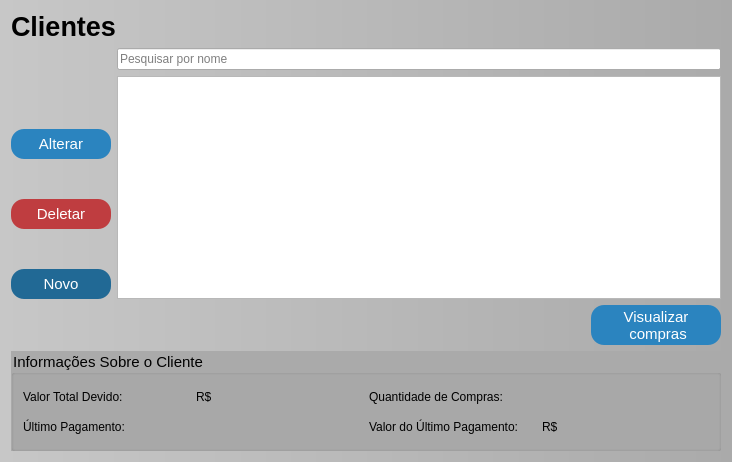
GabR36/QEstoqueLoja, file clientes.ui: the form before one commit.
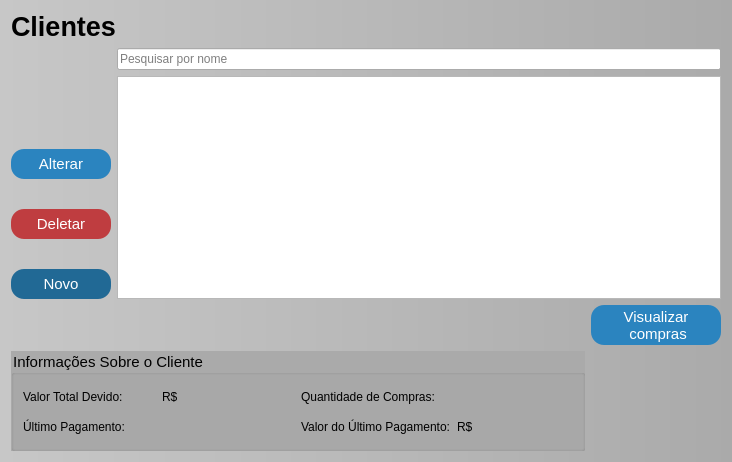
The form after the commit. Icons and pictures are not drawn.

Commit message: ui ajustada para não bugar na instalação do .deb

The edit to the form file:
```diff
--- a/clientes.ui
+++ b/clientes.ui
@@ -53,21 +53,134 @@
 </string>
   </property>
   <layout class="QGridLayout" name="gridLayout">
-   <item row="0" column="0">
-    <widget class="QLabel" name="lbl_Titulo">
-     <property name="font">
-      <font>
-       <family>Ubuntu</family>
-       <pointsize>20</pointsize>
-       <italic>false</italic>
-       <bold>true</bold>
-      </font>
+   <item row="3" column="0">
+    <widget class="QGroupBox" name="groupBox">
+     <property name="minimumSize">
+      <size>
+       <width>400</width>
+       <height>100</height>
+      </size>
      </property>
-     <property name="styleSheet">
-      <string notr="true">font: 700 20pt &quot;Ubuntu&quot;;</string>
+     <property name="title">
+      <string>Informações Sobre o Cliente</string>
+     </property>
+     <layout class="QGridLayout" name="gridLayout_2">
+      <item row="0" column="0">
+       <layout class="QHBoxLayout" name="horizontalLayout_2">
+        <item>
+         <widget class="QLabel" name="label">
+          <property name="styleSheet">
+           <string notr="true">font: 500 10pt ;</string>
+          </property>
+          <property name="text">
+           <string>Valor Total Devido:</string>
+          </property>
+         </widget>
+        </item>
+        <item>
+         <widget class="QLabel" name="Lbl_valorTotalDevido">
+          <property name="text">
+           <string>R$</string>
+          </property>
+         </widget>
+        </item>
+       </layout>
+      </item>
+      <item row="0" column="1">
+       <layout class="QHBoxLayout" name="horizontalLayout_5">
+        <item>
+         <widget class="QLabel" name="label_2">
+          <property name="styleSheet">
+           <string notr="true">font: 500 10pt ;</string>
+          </property>
+          <property name="text">
+           <string>Quantidade de Compras:</string>
+          </property>
+         </widget>
+        </item>
+        <item>
+         <widget class="QLabel" name="Lbl_QuantCompras">
+          <property name="text">
+           <string/>
+          </property>
+         </widget>
+        </item>
+       </layout>
+      </item>
+      <item row="1" column="0">
+       <layout class="QHBoxLayout" name="horizontalLayout_4">
+        <item>
+         <widget class="QLabel" name="label_4">
+          <property name="styleSheet">
+           <string notr="true">font: 500 10pt ;</string>
+          </property>
+          <property name="text">
+           <string>Último Pagamento:</string>
+          </property>
+         </widget>
+        </item>
+        <item>
+         <widget class="QLabel" name="Lbl_DataUltimoPag">
+          <property name="text">
+           <string/>
+          </property>
+         </widget>
+        </item>
+       </layout>
+      </item>
+      <item row="1" column="1">
+       <layout class="QHBoxLayout" name="horizontalLayout_3">
+        <item>
+         <widget class="QLabel" name="label_6">
+          <property name="styleSheet">
+           <string notr="true">font: 500 10pt ;</string>
+          </property>
+          <property name="text">
+           <string>Valor do Último Pagamento:</string>
+          </property>
+         </widget>
+        </item>
+        <item>
+         <widget class="QLabel" name="Lbl_ValorUltimoPag">
+          <property name="text">
+           <string>R$</string>
+          </property>
+         </widget>
+        </item>
+       </layout>
+      </item>
+     </layout>
+    </widget>
+   </item>
+   <item row="2" column="1">
+    <widget class="QPushButton" name="Btn_abrirCompras">
+     <property name="sizePolicy">
+      <sizepolicy hsizetype="Preferred" vsizetype="Fixed">
+       <horstretch>0</horstretch>
+       <verstretch>0</verstretch>
+      </sizepolicy>
+     </property>
+     <property name="minimumSize">
+      <size>
+       <width>100</width>
+       <height>40</height>
+      </size>
+     </property>
+     <property name="maximumSize">
+      <size>
+       <width>130</width>
+       <height>16777215</height>
+      </size>
+     </property>
+     <property name="baseSize">
+      <size>
+       <width>300</width>
+       <height>0</height>
+      </size>
      </property>
      <property name="text">
-      <string>Clientes</string>
+      <string>Visualizar 
+ compras</string>
      </property>
     </widget>
    </item>
@@ -76,7 +189,7 @@
      <item>
       <layout class="QVBoxLayout" name="verticalLayout">
        <property name="spacing">
-        <number>40</number>
+        <number>30</number>
        </property>
        <item>
         <spacer name="verticalSpacer">
@@ -99,12 +212,15 @@
            <height>30</height>
           </size>
          </property>
+         <property name="maximumSize">
+          <size>
+           <width>150</width>
+           <height>30</height>
+          </size>
+         </property>
          <property name="text">
           <string>Alterar</string>
          </property>
-         <property name="icon">
-          <iconset theme="QIcon::ThemeIcon::EditPaste"/>
-         </property>
         </widget>
        </item>
        <item>
@@ -115,6 +231,12 @@
            <height>30</height>
           </size>
          </property>
+         <property name="maximumSize">
+          <size>
+           <width>150</width>
+           <height>30</height>
+          </size>
+         </property>
          <property name="styleSheet">
           <string notr="true">#Btn_Deletar{
 background-color:rgb(191, 61, 64);
@@ -130,9 +252,6 @@
          <property name="text">
           <string>Deletar</string>
          </property>
-         <property name="icon">
-          <iconset theme="QIcon::ThemeIcon::EditDelete"/>
-         </property>
         </widget>
        </item>
        <item>
@@ -143,6 +262,12 @@
            <height>30</height>
           </size>
          </property>
+         <property name="maximumSize">
+          <size>
+           <width>150</width>
+           <height>30</height>
+          </size>
+         </property>
          <property name="styleSheet">
           <string notr="true">#Btn_Novo{
 background-color: rgb(33, 105, 149);
@@ -159,9 +284,6 @@
          <property name="text">
           <string>Novo</string>
          </property>
-         <property name="icon">
-          <iconset theme="QIcon::ThemeIcon::ContactNew"/>
-         </property>
         </widget>
        </item>
       </layout>
@@ -177,6 +299,18 @@
        </item>
        <item>
         <widget class="QTableView" name="Tview_Clientes">
+         <property name="minimumSize">
+          <size>
+           <width>600</width>
+           <height>0</height>
+          </size>
+         </property>
+         <property name="maximumSize">
+          <size>
+           <width>16777215</width>
+           <height>16777215</height>
+          </size>
+         </property>
          <property name="alternatingRowColors">
           <bool>true</bool>
          </property>
@@ -195,137 +329,24 @@
      </item>
     </layout>
    </item>
-   <item row="2" column="1">
-    <widget class="QPushButton" name="Btn_abrirCompras">
-     <property name="sizePolicy">
-      <sizepolicy hsizetype="Preferred" vsizetype="Fixed">
-       <horstretch>0</horstretch>
-       <verstretch>0</verstretch>
-      </sizepolicy>
+   <item row="0" column="0">
+    <widget class="QLabel" name="lbl_Titulo">
+     <property name="font">
+      <font>
+       <family>Ubuntu</family>
+       <pointsize>20</pointsize>
+       <italic>false</italic>
+       <bold>true</bold>
+      </font>
      </property>
-     <property name="minimumSize">
-      <size>
-       <width>100</width>
-       <height>40</height>
-      </size>
-     </property>
-     <property name="maximumSize">
-      <size>
-       <width>130</width>
-       <height>16777215</height>
-      </size>
-     </property>
-     <property name="baseSize">
-      <size>
-       <width>300</width>
-       <height>0</height>
-      </size>
+     <property name="styleSheet">
+      <string notr="true">font: 700 20pt &quot;Ubuntu&quot;;</string>
      </property>
      <property name="text">
-      <string>Visualizar 
- compras</string>
+      <string>Clientes</string>
      </property>
     </widget>
    </item>
-   <item row="3" column="0" colspan="2">
-    <widget class="QGroupBox" name="groupBox">
-     <property name="minimumSize">
-      <size>
-       <width>400</width>
-       <height>100</height>
-      </size>
-     </property>
-     <property name="title">
-      <string>Informações Sobre o Cliente</string>
-     </property>
-     <layout class="QGridLayout" name="gridLayout_2">
-      <item row="0" column="0">
-       <layout class="QHBoxLayout" name="horizontalLayout_2">
-        <item>
-         <widget class="QLabel" name="label">
-          <property name="styleSheet">
-           <string notr="true">font: 500 10pt ;</string>
-          </property>
-          <property name="text">
-           <string>Valor Total Devido:</string>
-          </property>
-         </widget>
-        </item>
-        <item>
-         <widget class="QLabel" name="Lbl_valorTotalDevido">
-          <property name="text">
-           <string>R$</string>
-          </property>
-         </widget>
-        </item>
-       </layout>
-      </item>
-      <item row="0" column="1">
-       <layout class="QHBoxLayout" name="horizontalLayout_5">
-        <item>
-         <widget class="QLabel" name="label_2">
-          <property name="styleSheet">
-           <string notr="true">font: 500 10pt ;</string>
-          </property>
-          <property name="text">
-           <string>Quantidade de Compras:</string>
-          </property>
-         </widget>
-        </item>
-        <item>
-         <widget class="QLabel" name="Lbl_QuantCompras">
-          <property name="text">
-           <string/>
-          </property>
-         </widget>
-        </item>
-       </layout>
-      </item>
-      <item row="1" column="0">
-       <layout class="QHBoxLayout" name="horizontalLayout_4">
-        <item>
-         <widget class="QLabel" name="label_4">
-          <property name="styleSheet">
-           <string notr="true">font: 500 10pt ;</string>
-          </property>
-          <property name="text">
-           <string>Último Pagamento:</string>
-          </property>
-         </widget>
-        </item>
-        <item>
-         <widget class="QLabel" name="Lbl_DataUltimoPag">
-          <property name="text">
-           <string/>
-          </property>
-         </widget>
-        </item>
-       </layout>
-      </item>
-      <item row="1" column="1">
-       <layout class="QHBoxLayout" name="horizontalLayout_3">
-        <item>
-         <widget class="QLabel" name="label_6">
-          <property name="styleSheet">
-           <string notr="true">font: 500 10pt ;</string>
-          </property>
-          <property name="text">
-           <string>Valor do Último Pagamento:</string>
-          </property>
-         </widget>
-        </item>
-        <item>
-         <widget class="QLabel" name="Lbl_ValorUltimoPag">
-          <property name="text">
-           <string>R$</string>
-          </property>
-         </widget>
-        </item>
-       </layout>
-      </item>
-     </layout>
-    </widget>
-   </item>
   </layout>
  </widget>
  <resources/>
```
